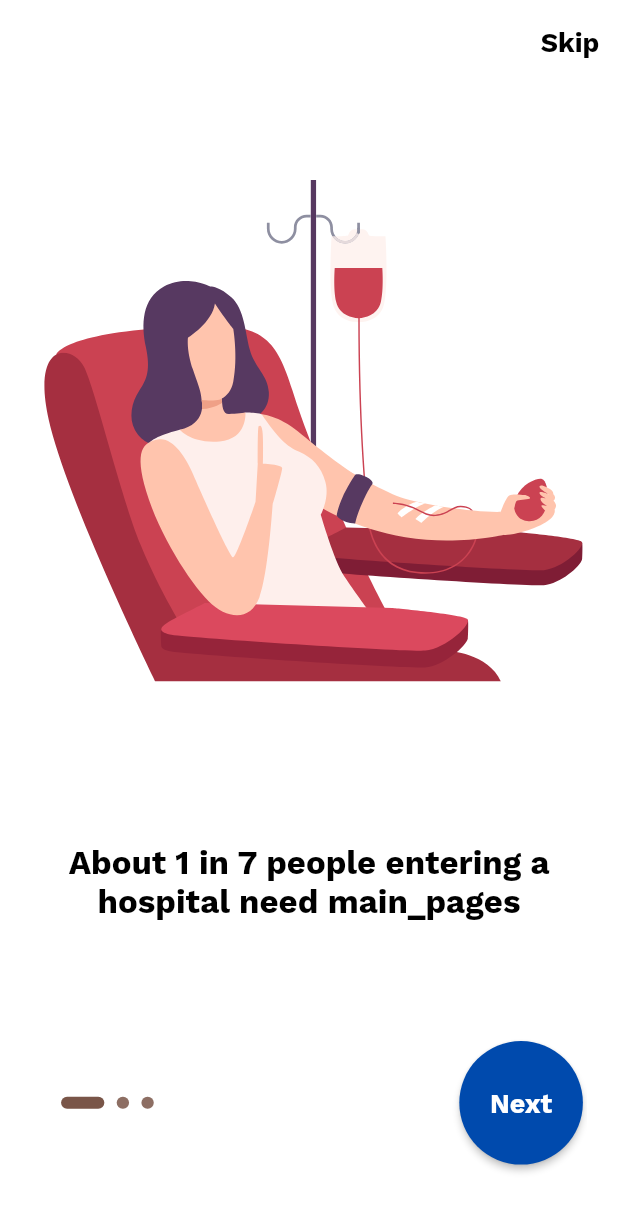
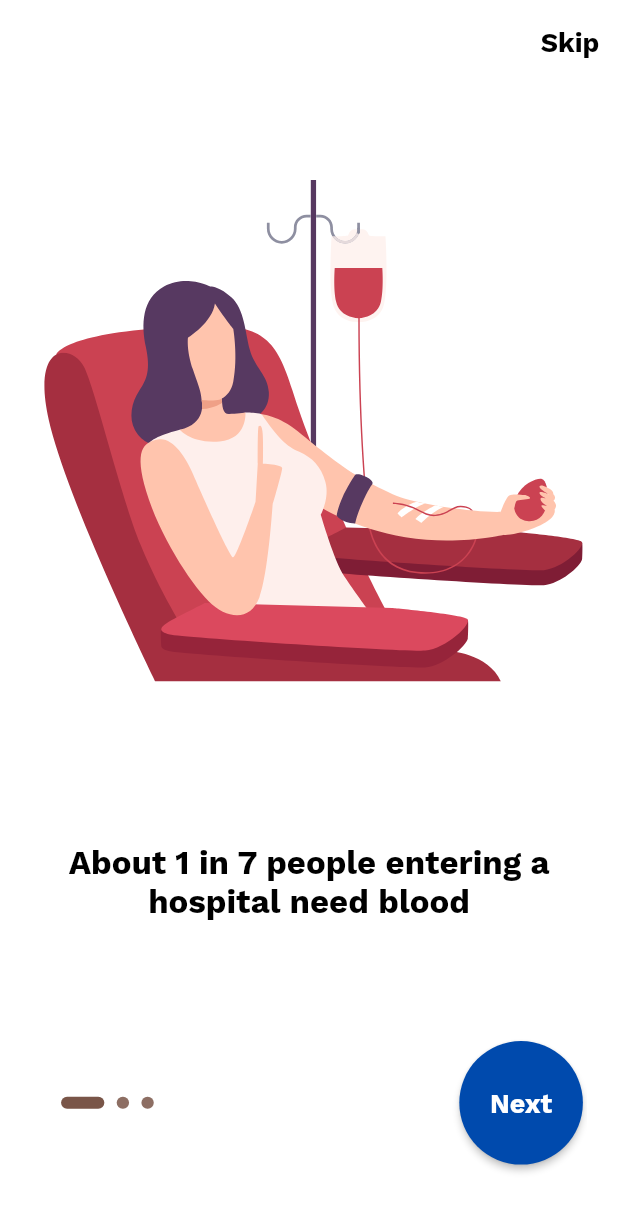
Before and after one commit to AdityaChaudhary18/Medonate, a Flutter app: the screen it shows after launch, on a phone screen of 412 x 824 dp. Shown: the top 1212 px of the screen. Run offline on Flutter 3.47's test engine with Material 2 defaults, Android fonts, the phone set to English and light mode, and no system bars; our stand-ins replace carousel_slider, cloud_firestore, dio, firebase_auth, firebase_core, flutter_slidable and 7 more; missing offline and left inert: flutter_email_sender; accounts and stored records are empty.

Commit message:
garima mistake fixed

```diff
--- a/lib/Screens/intro/onboardModel.dart
+++ b/lib/Screens/intro/onboardModel.dart
@@ -15,7 +15,7 @@ class OnBoardModel {
 List<OnBoardModel> screens = <OnBoardModel>[
   OnBoardModel(
     img: 'images/bloodIntro.svg',
-    text: 'About 1 in 7 people entering a hospital need main_pages',
+    text: 'About 1 in 7 people entering a hospital need blood',
     bg: Colors.white,
     button: Color(0xFF004AAD),
   ),
```
